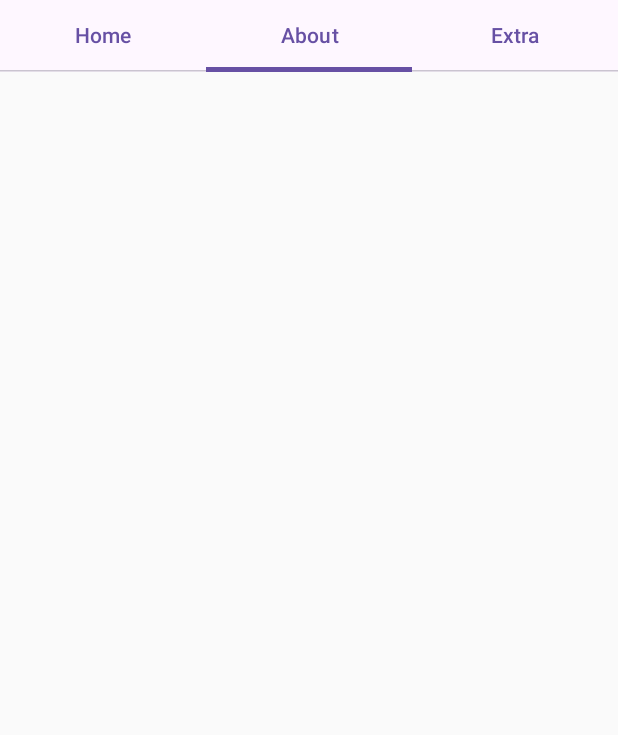
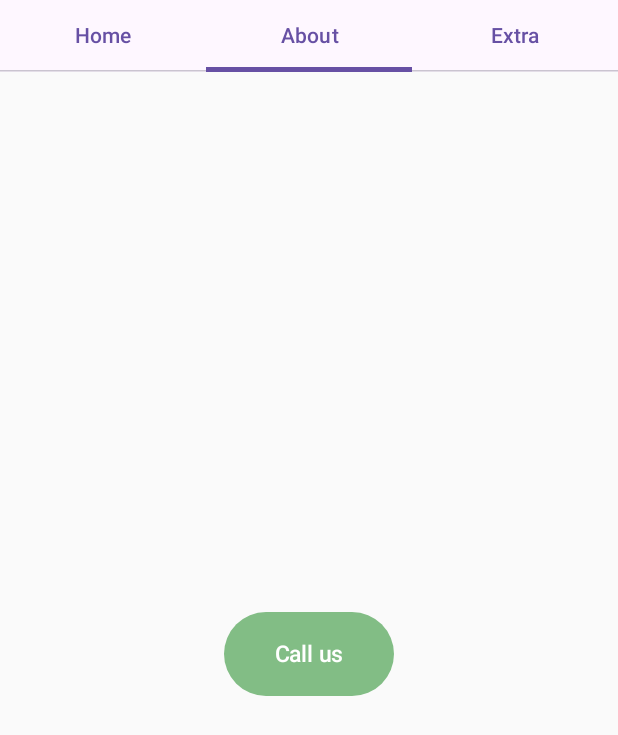
Before and after one commit to pims-diary/TodoList, an Android app built with Jetpack Compose: the screen it shows after launch (MainActivity), tab 2 chosen, on a phone screen of 412 x 824 dp. Shown: the top 735 px of the screen. Run offline under Robolectric (Android 15) with nearby library versions, the phone set to English and light mode, and no system bars; our stand-ins replace Room's generated code.

Commit message:
Implement dialer button on About page

```diff
--- /dev/null
+++ b/app/src/main/java/com/example/todolist/composables/OpenDialer.kt
@@ -0,0 +1,84 @@
+package com.example.todolist.composables
+
+import android.content.Intent
+import android.net.Uri
+import android.widget.Toast
+import androidx.compose.foundation.layout.Arrangement
+import androidx.compose.foundation.layout.Column
+import androidx.compose.foundation.layout.fillMaxHeight
+import androidx.compose.foundation.layout.fillMaxSize
+import androidx.compose.foundation.layout.fillMaxWidth
+import androidx.compose.foundation.layout.padding
+import androidx.compose.material3.Button
+import androidx.compose.material3.ButtonDefaults
+import androidx.compose.material3.Text
+import androidx.compose.runtime.Composable
+import androidx.compose.ui.Alignment
+import androidx.compose.ui.Modifier
+import androidx.compose.ui.graphics.Color
+import androidx.compose.ui.platform.LocalContext
+import androidx.compose.ui.unit.dp
+import androidx.compose.ui.unit.sp
+import com.example.todolist.ui.constants.TodoInputBarFabColor
+
+@Composable
+fun OpenDialer(phoneNumber: String) {
+
+    // on below line we are creating
+    // a variable for a context
+    val ctx = LocalContext.current
+
+    // on below line we are creating a column
+    Column(
+        // on below line we are specifying modifier
+        // and setting max height and max width
+        // for our column
+        modifier = Modifier
+            .fillMaxSize()
+            .fillMaxHeight()
+            .fillMaxWidth()
+            // on below line we are
+            // adding padding for our column
+            .padding(5.dp),
+        // on below line we are specifying horizontal
+        // and vertical alignment for our column
+        horizontalAlignment = Alignment.CenterHorizontally,
+        verticalArrangement = Arrangement.Center
+    ) {
+        // on below line adding a button to open URL
+        Button(
+            colors = ButtonDefaults.buttonColors(containerColor = TodoInputBarFabColor),
+            onClick = {
+                // on below line we are opening the dialer of our
+                // phone and passing phone number.
+                // Use format with "tel:" and phoneNumber created is
+                // stored in u.
+                val u = Uri.parse("tel: $phoneNumber")
+
+                // Create the intent and set the data for the
+                // intent as the phone number.
+                val i = Intent(Intent.ACTION_DIAL, u)
+                try {
+                    // Launch the Phone app's dialer with a phone
+                    // number to dial a call.
+                    ctx.startActivity(i)
+                } catch (s: SecurityException) {
+                    // show() method display the toast with
+                    // exception message.
+                    Toast.makeText(ctx, "An error occurred", Toast.LENGTH_LONG)
+                        .show()
+                }
+            }
+        ) {
+            // on below line creating a text for our button.
+            Text(
+                // on below line adding a text ,
+                // padding, color and font size.
+                text = "Call us",
+                modifier = Modifier.padding(10.dp),
+                color = Color.White,
+                fontSize = 15.sp
+            )
+        }
+    }
+}
--- a/app/src/main/java/com/example/todolist/mainpages/AboutPage.kt
+++ b/app/src/main/java/com/example/todolist/mainpages/AboutPage.kt
@@ -1,8 +1,12 @@
 package com.example.todolist.mainpages
 
+import androidx.compose.foundation.layout.Column
 import androidx.compose.runtime.Composable
+import com.example.todolist.composables.OpenDialer
 
 @Composable
 fun AboutPage() {
-
+    Column {
+        OpenDialer(phoneNumber = "+64284307422")
+    }
 }
```
Also changed, not shown: app/src/main/java/com/example/todolist/ui/theme/Color.kt (+9 -3 lines).
